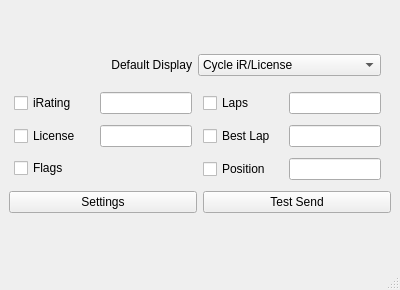
Above: ui/MainWindow.ui from Fuzzwah/lametric-iracing before the change. Below: the same form after it.
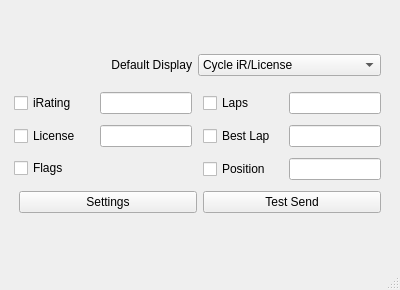
That is the form after the change.

Commit message: default display

```diff
--- a/ui/MainWindow.ui
+++ b/ui/MainWindow.ui
@@ -275,6 +275,12 @@
       </item>
       <item>
        <layout class="QHBoxLayout" name="bottomBox">
+        <property name="leftMargin">
+         <number>10</number>
+        </property>
+        <property name="rightMargin">
+         <number>10</number>
+        </property>
         <item>
          <widget class="QPushButton" name="settingsButton">
           <property name="text">
```
The commit also changes 2 other files.
